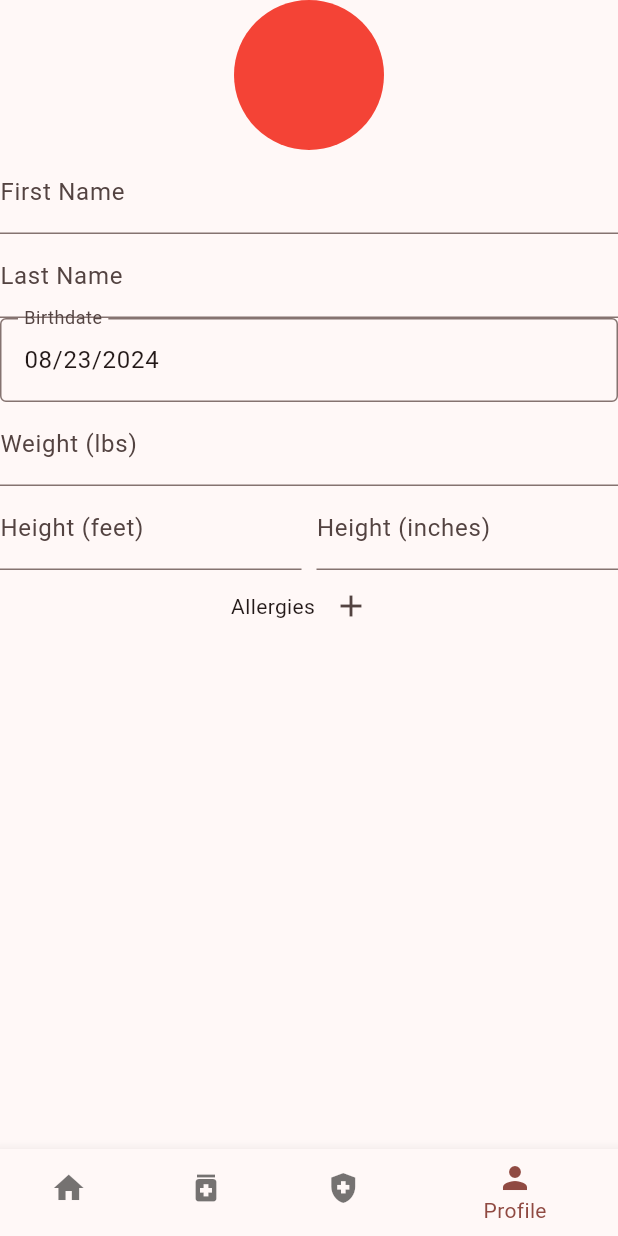
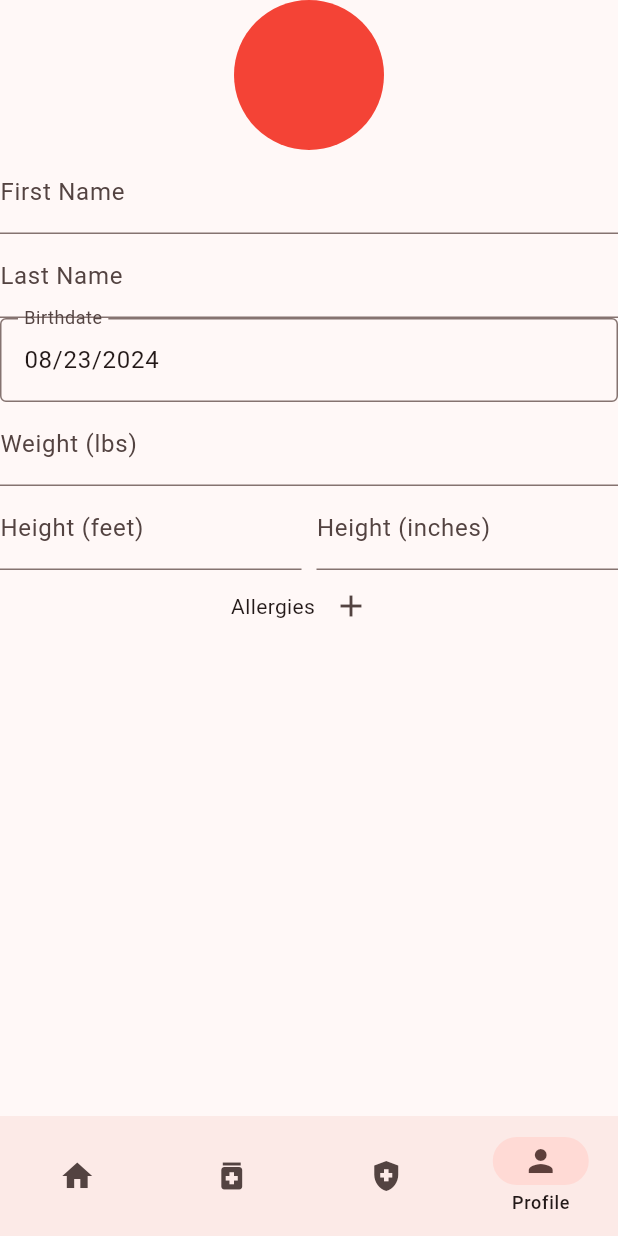
Before and after one commit to Boomexe/Emergency-Allergy-App, a Flutter app: the screen it shows after launch, item 4 of the bottom bar chosen, after a tap on the "add" icon, on a phone screen of 412 x 824 dp. Run offline on Flutter 3.47's test engine with Material 3 defaults, Android fonts, the phone set to English and light mode, and no system bars; our stand-ins replace flutter_secure_storage; missing offline and left inert: day_picker.

Commit message:
updated nav bar and updated medication model

```diff
--- a/lib/components/custom_navigation_bar.dart
+++ /dev/null
@@ -1,42 +0,0 @@
-import 'package:flutter/material.dart';
-
-class CustomNavigationBar extends StatelessWidget {
-  final int currentIndex;
-  const CustomNavigationBar({super.key, this.currentIndex = 0});
-
-  @override
-  Widget build(BuildContext context) {
-    return BottomNavigationBar(
-      useLegacyColorScheme: false,
-      currentIndex: currentIndex,
-      items: const [
-        BottomNavigationBarItem(icon: Icon(Icons.home), label: 'Home'),
-        // BottomNavigationBarItem(
-        //     icon: Icon(Icons.calendar_month), label: 'Reminders'),
-        BottomNavigationBarItem(
-            icon: Icon(Icons.medication), label: 'Medication'),
-        BottomNavigationBarItem(
-            icon: Icon(Icons.health_and_safety), label: 'Allergies'),
-        BottomNavigationBarItem(icon: Icon(Icons.person), label: 'Profile'),
-      ],
-      onTap: (index) {
-        if (currentIndex == index) return;
-
-        switch (index) {
-          case 0:
-            Navigator.popAndPushNamed(context, '/');
-            break;
-          case 1:
-            Navigator.popAndPushNamed(context, '/medications');
-            break;
-          case 2:
-            Navigator.popAndPushNamed(context, '/allergies');
-            break;
-          case 3:
-            Navigator.popAndPushNamed(context, '/profile');
-            break;
-        }
-      },
-    );
-  }
-}
--- /dev/null
+++ b/lib/components/nav_bar.dart
@@ -0,0 +1,26 @@
+import 'package:flutter/material.dart';
+
+class CustomNavigationBar extends StatelessWidget {
+  final Function(int) onUpdateIndex;
+  final int currentIndex;
+  const CustomNavigationBar({super.key, required this.currentIndex, required this.onUpdateIndex});
+
+  @override
+  Widget build(BuildContext context) {
+    // int currentIndex = 0;
+
+    return NavigationBar(
+      selectedIndex: currentIndex,
+      labelBehavior: NavigationDestinationLabelBehavior.onlyShowSelected,
+      destinations: const [
+        NavigationDestination(icon: Icon(Icons.home), label: 'Home'),
+        NavigationDestination(icon: Icon(Icons.medication), label: 'Medication'),
+        NavigationDestination(icon: Icon(Icons.health_and_safety), label: 'Allergies'),
+        NavigationDestination(icon: Icon(Icons.person), label: 'Profile'),
+      ],
+      onDestinationSelected: (value) {
+        onUpdateIndex(value);
+      },
+    );
+  }
+}
--- a/lib/main.dart
+++ b/lib/main.dart
@@ -1,3 +1,4 @@
+import 'package:emergency_allergy_app/components/nav_bar.dart';
 import 'package:emergency_allergy_app/screens/allergies.dart';
 import 'package:emergency_allergy_app/screens/dashboard.dart';
 import 'package:emergency_allergy_app/screens/medications.dart';
@@ -9,8 +10,28 @@ void main() {
   runApp(const MyApp());
 }
 
-class MyApp extends StatelessWidget {
+class MyApp extends StatefulWidget {
   const MyApp({super.key});
+
+  @override
+  State<MyApp> createState() => _MyAppState();
+}
+
+class _MyAppState extends State<MyApp> {
+  static const List<Widget> screens = [
+    Dashboard(),
+    Medications(),
+    Allergies(),
+    Profile(),
+  ];
+
+  int selectedIndex = 0;
+
+  void onUpdateIndex(int index) {
+    setState(() {
+      selectedIndex = index;
+    });
+  }
 
   @override
   Widget build(BuildContext context) {
@@ -20,13 +41,19 @@ class MyApp extends StatelessWidget {
         colorScheme: ColorScheme.fromSeed(seedColor: Colors.red),
         useMaterial3: true,
       ),
-      home: const Dashboard(),
-      routes: {
-        // '/reminders': (context) => const Reminders(),
-        '/medications': (context) => const Medications(),
-        '/allergies': (context) => const Allergies(),
-        '/profile': (context) => const Profile(),
-      },
+      home: Scaffold(
+        body: screens[selectedIndex],
+        bottomNavigationBar: CustomNavigationBar(
+          onUpdateIndex: onUpdateIndex,
+          currentIndex: selectedIndex,
+        ),
+      ),
+      // routes: {
+      //   // '/reminders': (context) => const Reminders(),
+      //   '/medications': (context) => const Medications(),
+      //   '/allergies': (context) => const Allergies(),
+      //   '/profile': (context) => const Profile(),
+      // },
     );
   }
 }
--- a/lib/screens/allergies.dart
+++ b/lib/screens/allergies.dart
@@ -1,4 +1,4 @@
-import 'package:emergency_allergy_app/components/custom_navigation_bar.dart';
+import 'package:emergency_allergy_app/components/nav_bar.dart';
 import 'package:emergency_allergy_app/models/allergy_info.dart';
 import 'package:emergency_allergy_app/services/services.dart';
 import 'package:flutter/material.dart';
@@ -33,9 +33,7 @@ class _AllergiesState extends State<Allergies> {
           },
           backgroundColor: Theme.of(context).primaryColor,
           child: const Icon(Icons.add, color: Colors.white)),
-        bottomNavigationBar: const CustomNavigationBar(
-          currentIndex: 2,
-        ));
+    );
   }
 }
 
--- a/lib/screens/profile.dart
+++ b/lib/screens/profile.dart
@@ -1,4 +1,4 @@
-import 'package:emergency_allergy_app/components/custom_navigation_bar.dart';
+import 'package:emergency_allergy_app/components/nav_bar.dart';
 import 'package:flutter/cupertino.dart';
 import 'package:flutter/material.dart';
 import 'package:flutter/services.dart';
@@ -82,7 +82,6 @@ class _ProfileState extends State<Profile> {
               ],
             )
           ],
-        )),
-        bottomNavigationBar: const CustomNavigationBar(currentIndex: 3));
+        )),);
   }
 }
```
Also changed, not shown: lib/models/medication.dart (+7 -4 lines), lib/models/reminder.dart (+30 -9 lines), lib/screens/dashboard.dart (+3 -4 lines), lib/screens/medications.dart (+17 -9 lines), lib/screens/reminders.dart (+8 -5 lines), lib/services/services.dart (+4 -4 lines). Lines whose indentation alone changed are shown as unchanged.
